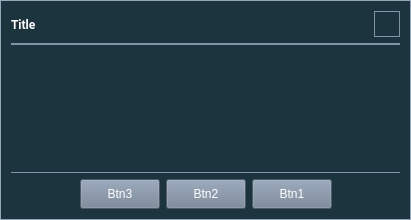
Above: src/app/gui/forms/basedialog.ui from botorabi/Meet4Eat-Desktop before the change. Below: the same form after it.
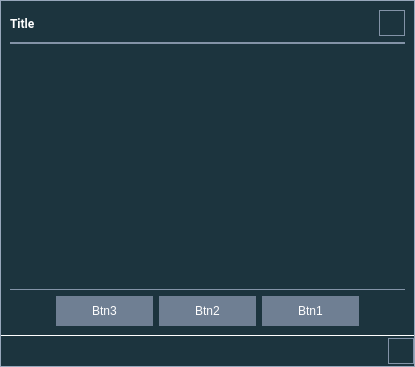
That is the form after the change. Icons and pictures are not drawn. Custom widgets are drawn as their Qt base class.

```diff
--- a/src/app/gui/forms/basedialog.ui
+++ b/src/app/gui/forms/basedialog.ui
@@ -9,8 +9,8 @@
    <rect>
     <x>0</x>
     <y>0</y>
-    <width>411</width>
-    <height>220</height>
+    <width>415</width>
+    <height>367</height>
    </rect>
   </property>
   <property name="sizePolicy">
@@ -29,6 +29,7 @@
   <property name="styleSheet">
    <string notr="true">#BaseDlg {
   border: 1px solid rgb(151,167, 187);
+  background-color: white;
 }
 QWidget {
   color: white;
@@ -43,11 +44,35 @@
 QPushButton:hover {
   background-color: rgb(151,167, 187);
 }
-QPushButton[enabled=&quot;false&quot;] {
-  background-color: rgb(31,47,67);
+QPushButton:disabled {
+  background-color: rgb(91,107, 127);
 }</string>
   </property>
-  <layout class="QVBoxLayout" name="verticalLayout_2" stretch="0,0,1,0,0">
+  <layout class="QVBoxLayout" name="verticalLayout_2" stretch="1,0">
+   <property name="spacing">
+    <number>1</number>
+   </property>
+   <property name="leftMargin">
+    <number>1</number>
+   </property>
+   <property name="topMargin">
+    <number>1</number>
+   </property>
+   <property name="rightMargin">
+    <number>1</number>
+   </property>
+   <property name="bottomMargin">
+    <number>1</number>
+   </property>
+   <item>
+    <widget class="QWidget" name="widgetMain" native="true">
+     <property name="minimumSize">
+      <size>
+       <width>0</width>
+       <height>100</height>
+      </size>
+     </property>
+     <layout class="QVBoxLayout" name="verticalLayout" stretch="0,0,1,0,0">
    <item>
     <widget class="QWidget" name="widgetHead" native="true">
      <property name="cursor">
@@ -100,7 +125,7 @@
        <widget class="QPushButton" name="pushButtonClose">
         <property name="minimumSize">
          <size>
-          <width>26</width>
+             <width>0</width>
           <height>26</height>
          </size>
         </property>
@@ -133,9 +158,6 @@
           <height>20</height>
          </size>
         </property>
-        <property name="autoDefault">
-         <bool>true</bool>
-        </property>
         <property name="flat">
          <bool>true</bool>
         </property>
@@ -208,39 +230,59 @@
       <widget class="QPushButton" name="pushButton3">
        <property name="minimumSize">
         <size>
-         <width>0</width>
+            <width>97</width>
          <height>30</height>
         </size>
        </property>
        <property name="focusPolicy">
         <enum>Qt::NoFocus</enum>
        </property>
+          <property name="styleSheet">
+           <string notr="true">QPushButton {
+  border-style: outset;
+  min-width: 5em;
+  padding: 6px;
+}</string>
+          </property>
        <property name="text">
         <string>Btn3</string>
        </property>
+          <property name="flat">
+           <bool>true</bool>
+          </property>
       </widget>
      </item>
      <item>
       <widget class="QPushButton" name="pushButton2">
        <property name="minimumSize">
         <size>
-         <width>0</width>
+            <width>97</width>
          <height>30</height>
         </size>
        </property>
        <property name="focusPolicy">
         <enum>Qt::NoFocus</enum>
        </property>
+          <property name="styleSheet">
+           <string notr="true">QPushButton {
+  border-style: outset;
+  min-width: 5em;
+  padding: 6px;
+}</string>
+          </property>
        <property name="text">
         <string>Btn2</string>
        </property>
+          <property name="flat">
+           <bool>true</bool>
+          </property>
       </widget>
      </item>
      <item>
       <widget class="QPushButton" name="pushButton1">
        <property name="minimumSize">
         <size>
-         <width>0</width>
+            <width>97</width>
          <height>30</height>
         </size>
        </property>
@@ -248,11 +290,18 @@
         <enum>Qt::NoFocus</enum>
        </property>
        <property name="styleSheet">
-        <string notr="true"/>
+           <string notr="true">QPushButton {
+  border-style: outset;
+  min-width: 5em;
+  padding: 6px;
+}</string>
        </property>
        <property name="text">
         <string>Btn1</string>
        </property>
+          <property name="flat">
+           <bool>true</bool>
+          </property>
       </widget>
      </item>
      <item>
@@ -272,6 +321,94 @@
    </item>
   </layout>
  </widget>
+   </item>
+   <item>
+    <widget class="QWidget" name="widgetFoot" native="true">
+     <property name="minimumSize">
+      <size>
+       <width>0</width>
+       <height>30</height>
+      </size>
+     </property>
+     <layout class="QHBoxLayout" name="horizontalLayout_2">
+      <property name="leftMargin">
+       <number>0</number>
+      </property>
+      <property name="topMargin">
+       <number>0</number>
+      </property>
+      <property name="rightMargin">
+       <number>0</number>
+      </property>
+      <property name="bottomMargin">
+       <number>0</number>
+      </property>
+      <item>
+       <layout class="QHBoxLayout" name="horizontalLayout_7" stretch="0,0">
+        <item>
+         <spacer name="horizontalSpacer_2">
+          <property name="orientation">
+           <enum>Qt::Horizontal</enum>
+          </property>
+          <property name="sizeHint" stdset="0">
+           <size>
+            <width>40</width>
+            <height>20</height>
+           </size>
+          </property>
+         </spacer>
+        </item>
+        <item>
+         <widget class="m4e::common::ButtonResize" name="pushButtonResizer">
+          <property name="minimumSize">
+           <size>
+            <width>26</width>
+            <height>26</height>
+           </size>
+          </property>
+          <property name="maximumSize">
+           <size>
+            <width>26</width>
+            <height>26</height>
+           </size>
+          </property>
+          <property name="cursor">
+           <cursorShape>SizeFDiagCursor</cursorShape>
+          </property>
+          <property name="mouseTracking">
+           <bool>true</bool>
+          </property>
+          <property name="styleSheet">
+           <string notr="true">QPushButton {
+  padding: 0;
+  background-color: transparent;
+  border: 1px solid rgb(131,147, 167);
+  border-image: url(:/icon-resize.png);
+}
+QPushButton:hover {
+  border: 5px solid white;
+  border-radius:  4px;
+}</string>
+          </property>
+          <property name="flat">
+           <bool>true</bool>
+          </property>
+         </widget>
+        </item>
+       </layout>
+      </item>
+     </layout>
+    </widget>
+   </item>
+  </layout>
+ </widget>
+ <customwidgets>
+  <customwidget>
+   <class>m4e::common::ButtonResize</class>
+   <extends>QPushButton</extends>
+   <header location="global">common/btnresize.h</header>
+  </customwidget>
+ </customwidgets>
  <resources>
   <include location="../resources/application.qrc"/>
  </resources>
```
Lines whose indentation alone changed are shown as unchanged.
